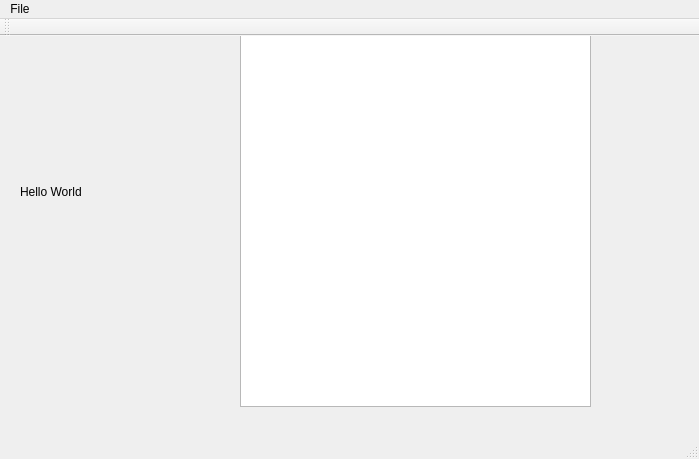
Before: the Qt Designer form HelloWorld/mainwindow.ui in deangelign/MedicalImageVisualizing, drawn with Qt 5.
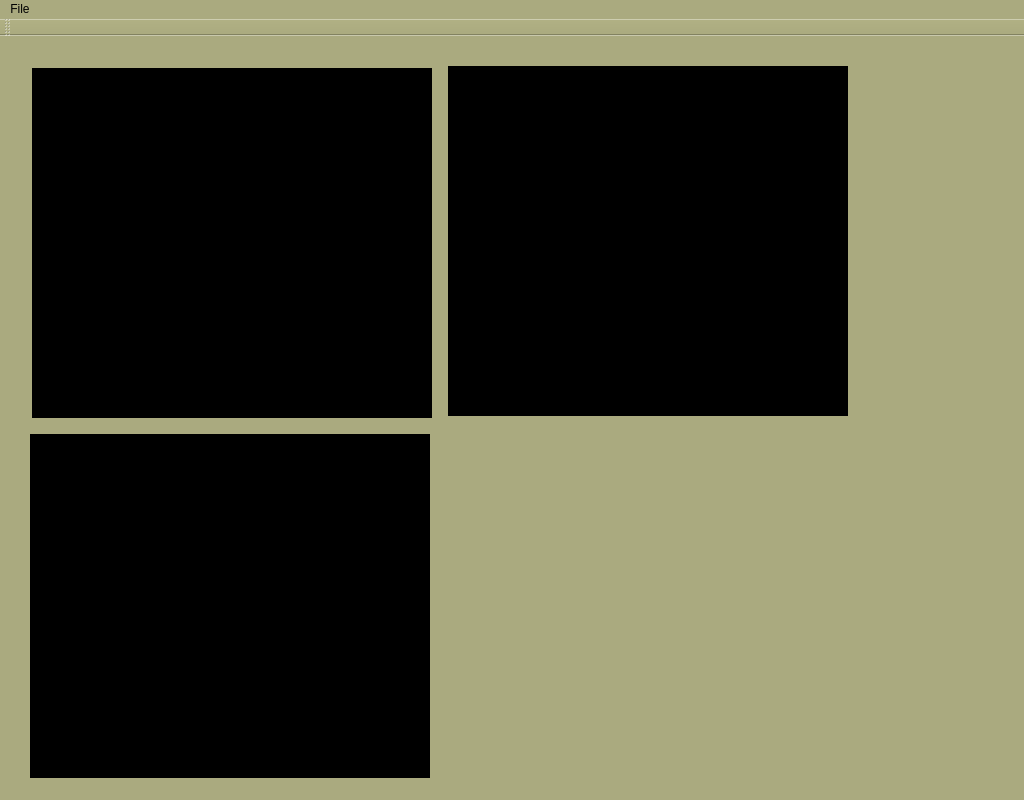
After: the same form once the commit is applied.

```diff
--- a/HelloWorld/mainwindow.ui
+++ b/HelloWorld/mainwindow.ui
@@ -6,41 +6,87 @@
    <rect>
     <x>0</x>
     <y>0</y>
-    <width>699</width>
-    <height>459</height>
+    <width>1024</width>
+    <height>800</height>
    </rect>
   </property>
   <property name="windowTitle">
    <string>MainWindow</string>
   </property>
+  <property name="styleSheet">
+   <string notr="true">background-color: rgb(170, 170, 127);</string>
+  </property>
   <widget class="QWidget" name="centralWidget">
    <widget class="QLabel" name="HelloWorldLabel">
     <property name="geometry">
      <rect>
-      <x>20</x>
-      <y>20</y>
-      <width>201</width>
-      <height>271</height>
+      <x>32</x>
+      <y>32</y>
+      <width>400</width>
+      <height>350</height>
      </rect>
     </property>
-    <property name="sizePolicy">
-     <sizepolicy hsizetype="Expanding" vsizetype="Expanding">
-      <horstretch>0</horstretch>
-      <verstretch>0</verstretch>
-     </sizepolicy>
+    <property name="autoFillBackground">
+     <bool>false</bool>
     </property>
+    <property name="styleSheet">
+     <string notr="true">background-color: qlineargradient(spread:pad, x1:0, y1:0, x2:1, y2:0, stop:0 rgba(0, 0, 0, 255), stop:1 rgba(255, 255, 255, 255));
+background-color: rgb(255, 255, 255);
+background-color: rgb(0, 0, 0);</string>
+    </property>
     <property name="text">
-     <string>Hello World</string>
+     <string/>
     </property>
+    <property name="wordWrap">
+     <bool>false</bool>
+    </property>
    </widget>
-   <widget class="QGraphicsView" name="graphicsView">
+   <widget class="QLabel" name="labelFigureY">
     <property name="geometry">
      <rect>
-      <x>240</x>
-      <y>-10</y>
-      <width>351</width>
-      <height>381</height>
+      <x>448</x>
+      <y>30</y>
+      <width>400</width>
+      <height>350</height>
      </rect>
+    </property>
+    <property name="autoFillBackground">
+     <bool>false</bool>
+    </property>
+    <property name="styleSheet">
+     <string notr="true">background-color: qlineargradient(spread:pad, x1:0, y1:0, x2:1, y2:0, stop:0 rgba(0, 0, 0, 255), stop:1 rgba(255, 255, 255, 255));
+background-color: rgb(255, 255, 255);
+background-color: rgb(0, 0, 0);</string>
+    </property>
+    <property name="text">
+     <string/>
+    </property>
+    <property name="wordWrap">
+     <bool>false</bool>
+    </property>
+   </widget>
+   <widget class="QLabel" name="labelFigureX">
+    <property name="geometry">
+     <rect>
+      <x>30</x>
+      <y>398</y>
+      <width>400</width>
+      <height>350</height>
+     </rect>
+    </property>
+    <property name="autoFillBackground">
+     <bool>false</bool>
+    </property>
+    <property name="styleSheet">
+     <string notr="true">background-color: qlineargradient(spread:pad, x1:0, y1:0, x2:1, y2:0, stop:0 rgba(0, 0, 0, 255), stop:1 rgba(255, 255, 255, 255));
+background-color: rgb(255, 255, 255);
+background-color: rgb(0, 0, 0);</string>
+    </property>
+    <property name="text">
+     <string/>
+    </property>
+    <property name="wordWrap">
+     <bool>false</bool>
     </property>
    </widget>
   </widget>
@@ -58,7 +104,7 @@
     <rect>
      <x>0</x>
      <y>0</y>
-     <width>699</width>
+     <width>1024</width>
      <height>20</height>
     </rect>
    </property>
```
Left out of the diff: 28 changed lines with no effect on the pictures.
